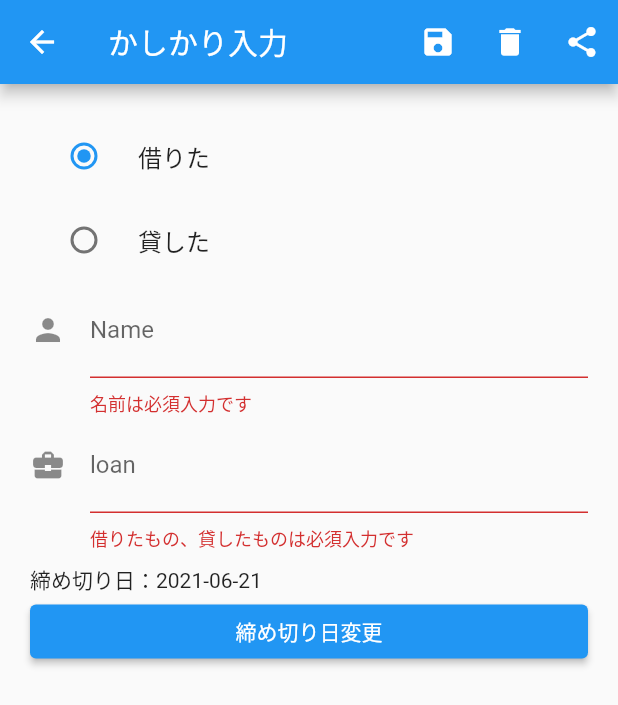
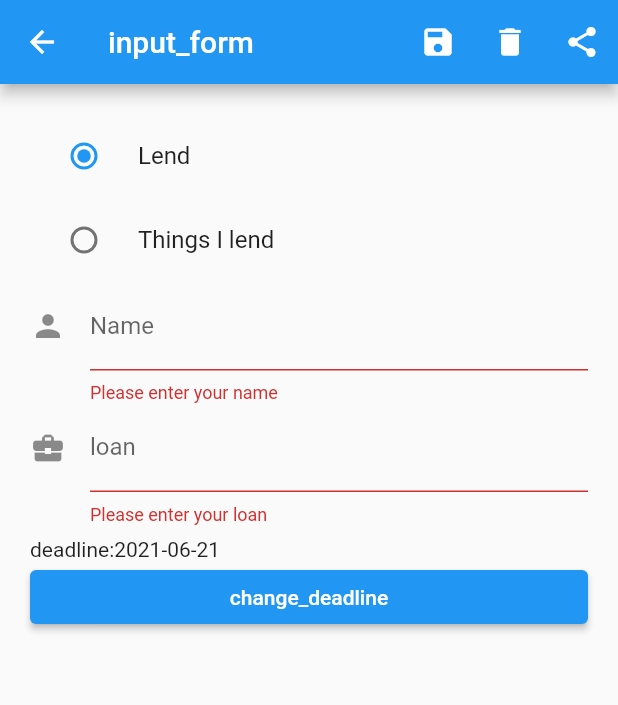
Before and after one commit to chasibu/kasikari_memo_v2, a Flutter app: the InputForm screen opened directly, after a tap on the "share" icon, on a phone screen of 412 x 824 dp. Shown: the top 705 px of the screen. Run offline on Flutter 3.47's test engine with Material 2 defaults, Android fonts, the phone set to English and light mode, and no system bars; our stand-ins replace cloud_firestore, firebase_auth, firebase_core, fluttertoast, share; accounts and stored records are empty; network calls fail.

Commit message:
言語ファイルの反映

```diff
--- a/lib/input_form.dart
+++ b/lib/input_form.dart
@@ -2,6 +2,7 @@ import 'package:flutter/material.dart';
 import 'package:cloud_firestore/cloud_firestore.dart';
 import 'package:share/share.dart';
 
+import 'generated/l10n.dart';
 import 'promise_model.dart';
 import 'user_auth.dart';
 
@@ -55,7 +56,7 @@ class _MyInputFormState extends State<InputForm> {
 
     return Scaffold(
       appBar: AppBar(
-        title: const Text('かしかり入力'),
+        title: Text(S.of(context).input_form),
         actions: <Widget>[
           IconButton(
               icon: Icon(Icons.save),
@@ -92,12 +93,12 @@ class _MyInputFormState extends State<InputForm> {
             onPressed: () {
               if (_formKey.currentState!.validate()) {
                 String _borrowOrLend =
-                _promise.borrowOrLend  == "lend" ? "貸" : "借";
+                _promise.borrowOrLend  == "lend" ? S.of(context).lend : S.of(context).borrow;
                 Share.share(
                   "【 $_borrowOrLend 】${_promise.stuff}\n"
-                  "期限：${_promise.date.toString().substring(0,10)}\n"
-                  "相手：${_promise.user}\n"
-                  "#かしかりメモ"
+                  + S.of(context).limit + "：${_promise.date.toString().substring(0,10)}\n"
+                  + S.of(context).who(_promise.user)+ "\n"
+                  + S.of(context).hash_tag
                 );
               }
             },
@@ -115,7 +116,7 @@ class _MyInputFormState extends State<InputForm> {
               RadioListTile(
                 value: "borrow",
                 groupValue: _promise.borrowOrLend,
-                title: Text("借りた"),
+                title: Text(S.of(context).registration_borrow),
                 onChanged: (String? value){
                   print("借りたをタッチしました");
                   _setLendOrRent(value!);
@@ -124,7 +125,7 @@ class _MyInputFormState extends State<InputForm> {
               RadioListTile(
                   value: "lend",
                   groupValue: _promise.borrowOrLend,
-                  title: Text("貸した"),
+                  title: Text(S.of(context).registration_lend),
                   onChanged: (String? value) {
                     print("貸したをタッチしました");
                     _setLendOrRent(value!);
@@ -134,7 +135,7 @@ class _MyInputFormState extends State<InputForm> {
               TextFormField(
                 decoration: InputDecoration(
                   icon: const Icon(Icons.person),
-                  hintText: (_promise.borrowOrLend == "lend" ? "貸した人" : "借りた人"),
+                  hintText: ( _promise.borrowOrLend == "lend" ? S.of(context).registration_name_lend : S.of(context).registration_name_borrow),
                   labelText: 'Name',
                 ),
                 onSaved: (String? value) {
@@ -142,7 +143,7 @@ class _MyInputFormState extends State<InputForm> {
                 },
                 validator: (value) {
                   if(value!.isEmpty) {
-                    return '名前は必須入力です';
+                    return S.of(context).validate_name;
                   } else {
                     return null;
                   }
@@ -153,7 +154,7 @@ class _MyInputFormState extends State<InputForm> {
               TextFormField(
                 decoration: InputDecoration(
                   icon: const Icon(Icons.business_center),
-                  hintText: (_promise.borrowOrLend == "lend" ? "貸したもの" : "借りたもの"),
+                  hintText: ( _promise.borrowOrLend == "lend" ? S.of(context).registration_loan_lend : S.of(context).registration_loan_borrow),
                   labelText: 'loan',
                 ),
                 onSaved: (String? value) {
@@ -161,7 +162,7 @@ class _MyInputFormState extends State<InputForm> {
                 },
                 validator: (value) {
                   if(value!.isEmpty) {
-                    return '借りたもの、貸したものは必須入力です';
+                    return S.of(context).validate_loan;
                   } else {
                     return null;
                   }
@@ -171,13 +172,11 @@ class _MyInputFormState extends State<InputForm> {
 
               Padding(
                 padding: const EdgeInsets.only(top:8.0),
-                child: Text(
-                    "締め切り日：${_promise.date.toString().substring(0,10)}"
-                ),
+                child: Text(S.of(context).deadline(_promise.date.toString().substring(0,10))),
               ),
 
               ElevatedButton(
-                child: const Text("締め切り日変更"),
+                child: Text(S.of(context).change_deadline),
                 onPressed: (){
                   print("締め切り日変更をタッチしました");
                   _selectTime(context).then((time){
--- a/lib/list.dart
+++ b/lib/list.dart
@@ -3,6 +3,7 @@ import 'package:flutter/cupertino.dart';
 import 'package:flutter/material.dart';
 import 'package:fluttertoast/fluttertoast.dart';
 
+import 'generated/l10n.dart';
 import 'user_auth.dart';
 import 'input_form.dart';
 
@@ -15,7 +16,7 @@ class _MyList extends State<List> {
   Widget build(BuildContext context) {
     return Scaffold(
       appBar: AppBar(
-        title: const Text("かしかりメモ"),
+        title: Text(S.of(context).title),
         actions: <Widget>[
           IconButton(
             icon: Icon(Icons.exit_to_app),
@@ -36,7 +37,7 @@ class _MyList extends State<List> {
               if (!snapshot.hasData) return
                 Center(child: CircularProgressIndicator());
               if (snapshot.data?.docs.length == 0) return
-                Center(child: Text("データが登録されていません"));
+                Center(child: Text(S.of(context).list_no_data));
               return ListView.builder(
                 itemCount: snapshot.data?.docs.length,
                 padding: const EdgeInsets.only(top: 10.0),
@@ -66,9 +67,9 @@ class _MyList extends State<List> {
     String borrowOrLend;
     String limitDate = document['date'].toDate().toString().substring(0,10);
     if (document['borrowOrLend'] == "lend") {
-      borrowOrLend = "貸";
+      borrowOrLend = S.of(context).lend;
     } else {
-      borrowOrLend = "借";
+      borrowOrLend = S.of(context).borrow;
     }
 
     return Card(
@@ -78,14 +79,14 @@ class _MyList extends State<List> {
           ListTile(
             leading: const Icon(Icons.android),
             title: Text("【$borrowOrLend】：${document['stuff']}"),
-            subtitle: Text(" 期限：$limitDate\n 相手：${document['user']}"),
+            subtitle: Text("${S.of(context).deadline(limitDate)}\n ${S.of(context).who(document['user'])}"),
           ),
           ButtonBarTheme(
             data: ButtonBarThemeData(buttonTextTheme: ButtonTextTheme.accent),
             child: ButtonBar(
               children: <Widget>[
                 TextButton(
-                  child: const Text("へんしゅう"),
+                  child: Text(S.of(context).edit),
                   onPressed: () {
                     print("編集ボタンを押しました");
                     Navigator.push(
@@ -114,7 +115,7 @@ class _MyList extends State<List> {
         context: context,
         builder: (BuildContext context) =>
             AlertDialog(
-              title: Text("ログイン/登録ダイアログ"),
+              title: Text(S.of(context).login_register),
               content: Form(
                 key: _formKey,
                 child: Column(
@@ -129,7 +130,7 @@ class _MyList extends State<List> {
                       },
                       validator: (value) {
                         if (value!.isEmpty) {
-                          return 'Emailは必須入力項目です';
+                          return S.of(context).validate_mail;
                         } else {
                           return null;
                         }
@@ -146,9 +147,9 @@ class _MyList extends State<List> {
                       },
                       validator: (value) {
                         if (value!.isEmpty) {
-                          return 'Passwordは必須入力項目です';
+                          return S.of(context).validate_password_present;
                         } else if (value.length<6) {
-                          return 'Passwordは6桁以上です';
+                          return S.of(context).validate_password_minimum_length;
                         } else {
                           return null;
                         }
@@ -160,13 +161,13 @@ class _MyList extends State<List> {
               // ボタンの配置
               actions: <Widget>[
                 TextButton(
-                    child: Text('キャンセル'),
+                    child: Text(S.of(context).cancel),
                     onPressed: () {
                       Navigator.pop(context);
                     }
                 ),
                 TextButton(
-                    child: Text('登録'),
+                    child: Text(S.of(context).registration),
                     onPressed: () async {
                       if (_formKey.currentState!.validate()) {
                         _formKey.currentState!.save();
@@ -177,7 +178,7 @@ class _MyList extends State<List> {
                     }
                 ),
                 TextButton(
-                    child: Text('ログイン'),
+                    child: Text(S.of(context).login),
                     onPressed: () async {
                       if (_formKey.currentState!.validate()) {
                         _formKey.currentState!.save();
@@ -195,18 +196,17 @@ class _MyList extends State<List> {
         context: context,
         builder: (BuildContext context) =>
             AlertDialog(
-              title: Text("確認ダイアログ"),
-              content:
-              Text(userAuth.currentUser!.email! + " でログインしています。"),
+              title: Text(S.of(context).dialog),
+              content: Text(S.of(context).login_user("${userAuth.currentUser!.email}")),
               actions: <Widget>[
                 TextButton(
-                    child: Text('キャンセル'),
+                    child: Text(S.of(context).cancel),
                     onPressed: () {
                       Navigator.pop(context);
                     }
                 ),
                 TextButton(
-                    child: Text('ログアウト'),
+                    child: Text(S.of(context).logout),
                     onPressed: () async {
                       await _signOut();
                       Navigator.
@@ -225,7 +225,7 @@ class _MyList extends State<List> {
       await userAuth.signInAnonymously();
     } catch(e) {
       print(e);
-      Fluttertoast.showToast(msg: "Firebaseのログインに失敗しました。");
+      Fluttertoast.showToast(msg: S.of(context).fail_logout_firebase);
     }
   }
 
@@ -235,7 +235,7 @@ class _MyList extends State<List> {
       await userAuth.signInWithEmailAndPassword(email: email, password: password);
     } catch(e) {
       print(e);
-      Fluttertoast.showToast(msg: "Firebaseのログインに失敗しました。");
+      Fluttertoast.showToast(msg: S.of(context).fail_login_firebase);
     }
   }
 
@@ -245,7 +245,7 @@ class _MyList extends State<List> {
       createUserWithEmailAndPassword(email: email, password: password);
     } catch(e) {
       print(e);
-      Fluttertoast.showToast(msg: "Firebaseの登録に失敗しました。");
+      Fluttertoast.showToast(msg: S.of(context).fail_registration_firebase);
     }
   }
 }
```
